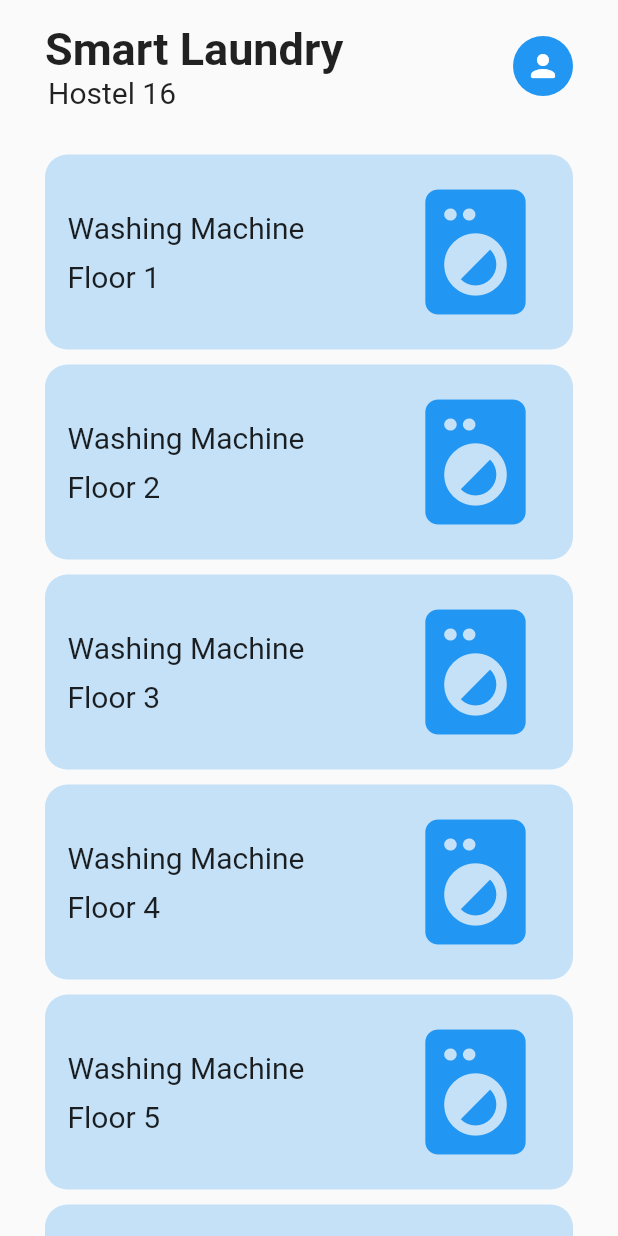
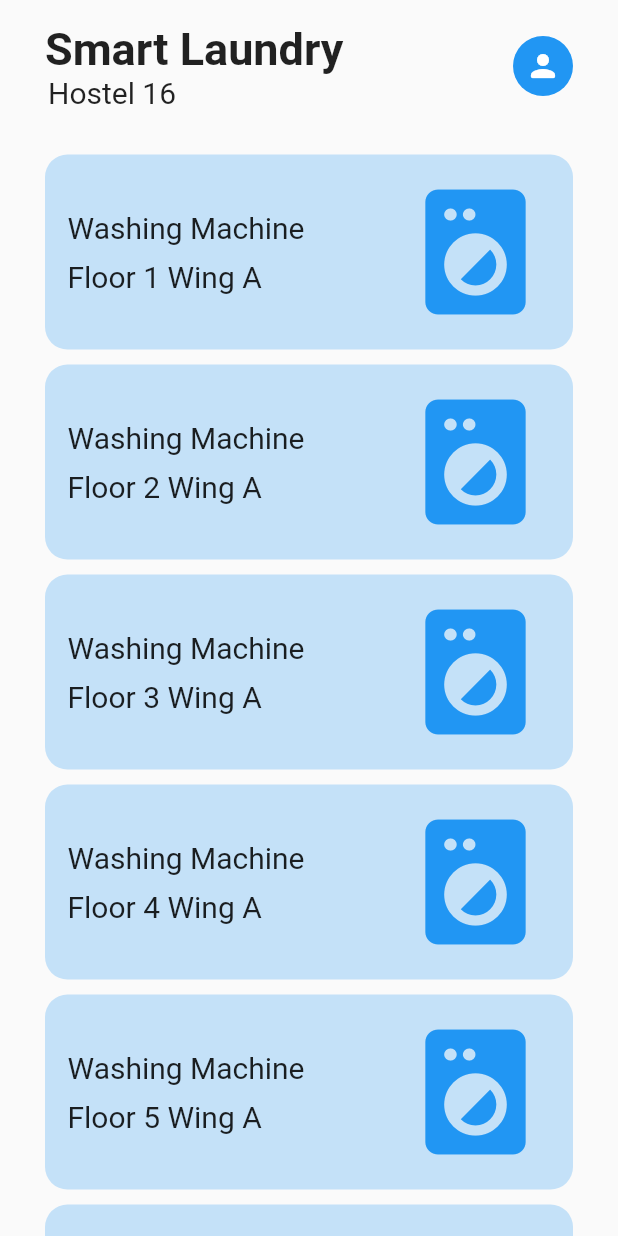
Before and after one commit to abhipaiangle/instix-sl-client, a Flutter app: the screen it shows after launch, on a phone screen of 412 x 824 dp. Run offline on Flutter 3.47's test engine with Material 2 defaults, Android fonts, the phone set to English and light mode, and no system bars; our stand-ins replace custom_sliding_segmented_control, flutter_spinkit, hive_flutter, lottie, numberpicker, shared_preferences and 2 more; missing offline and left inert: direct_select, oauth2; accounts and stored records are empty.

Commit message:
Added Wing in WashingMachine Class

```diff
--- /dev/null
+++ b/lib/APIs/APIConstants.dart
@@ -0,0 +1,2 @@
+const String BASE_URL = "http://127.0.0.1:8000/user/";
+const String LIST_MACHINES_URL = "list_of_machines/";
--- a/lib/classes/WashingMachine.dart
+++ b/lib/classes/WashingMachine.dart
@@ -2,11 +2,13 @@ import 'package:instix_sl_client/classes/Slot.dart';
 
 class WashingMachine {
   String floor;
+  String wing;
   String mac;
   List<Slot> bookedSlots;
   WashingMachine({
     required this.floor,
     required this.mac,
+    required this.wing,
     required this.bookedSlots,
   });
 }
--- a/lib/constants.dart
+++ b/lib/constants.dart
@@ -28,6 +28,7 @@ String RESOURCES_URL =
 String SMART_LAUNDRY = "Smart Laundry";
 String WASHING_MACHINE = "Washing Machine";
 String FLOOR = "Floor";
+String WING = "Wing";
 String HOSTEL = "Hostel";
 String TODAY_BOOKED_SLOTS = "Today's Booked Slots";
 String BOOK_SLOT = "Book a Slot";
--- a/lib/screens/HomePage.dart
+++ b/lib/screens/HomePage.dart
@@ -1,11 +1,17 @@
 import 'package:flutter/material.dart';
+import 'package:flutter_spinkit/flutter_spinkit.dart';
+import 'package:http/http.dart';
+import 'package:instix_sl_client/APIs/APIFunctions.dart';
 import 'package:instix_sl_client/screens/ProfileScreen.dart';
 import 'package:instix_sl_client/screens/WashingMachineScreen.dart';
+import 'package:lottie/lottie.dart';
 import 'package:provider/provider.dart';
 
 import '../classes/WashingMachine.dart';
 import '../constants.dart';
 import '../provider/DataProvider.dart';
+
+bool _loading = false;
 
 class HomePage extends StatefulWidget {
   const HomePage({Key? key}) : super(key: key);
@@ -17,8 +23,24 @@ class HomePage extends StatefulWidget {
 class _HomePageState extends State<HomePage> {
   List<dynamic> machines = [];
 
+  void testFunction() async {
+    setState(() {
+      _loading = true;
+    });
+    print("_loading : $_loading");
+    Response res = await fetchMachines(context, "15");
+    await Future.delayed(Duration(milliseconds: 3000), () {});
+
+    setState(() {
+      _loading = false;
+    });
+    print("_loading : $_loading");
+    // print("RESPONSE = ${res.body}");
+  }
+
   @override
   void initState() {
+    // testFunction();
     super.initState();
   }
 
@@ -91,7 +113,20 @@ class _HomePageState extends State<HomePage> {
             ),
             Expanded(
               child: Container(
-                child: SingleChildScrollView(
+                child: AnimatedSwitcher(
+                  duration: Duration(milliseconds: 250),
+                  child: (_loading)
+                      ? Center(
+                          key: Key("1"),
+                          child: Container(
+                            child: Lottie.asset(
+                              'assets/laundry_animation.json',
+                              repeat: true,
+                            ),
+                          ),
+                        )
+                      : SingleChildScrollView(
+                          key: Key("0"),
                           physics: BouncingScrollPhysics(),
                           child: Consumer<DataProvider>(
                             builder: (context, value, child) => Column(
@@ -101,8 +136,11 @@ class _HomePageState extends State<HomePage> {
                                 value.machines.length,
                                 (index) => WashingMachineTile(
                                   floor: value.machines[index].floor,
-                          bookedSlots: value.machines[index].bookedSlots,
+                                  bookedSlots:
+                                      value.machines[index].bookedSlots,
                                   macId: value.machines[index].mac,
+                                  wing: value.machines[index].wing,
+                                ),
                               ),
                             ),
                           ),
@@ -121,11 +159,13 @@ class WashingMachineTile extends StatefulWidget {
   String floor;
   List<dynamic> bookedSlots;
   String macId;
+  String wing;
   WashingMachineTile({
     Key? key,
     required this.macId,
     required this.bookedSlots,
     required this.floor,
+    required this.wing,
   }) : super(key: key);
 
   @override
@@ -177,7 +217,7 @@ class _WashingMachineTileState extends State<WashingMachineTile> {
                   Container(
                     margin: EdgeInsets.symmetric(vertical: 5),
                     child: Text(
-                      "$FLOOR ${widget.floor}",
+                      "$FLOOR ${widget.floor} $WING ${widget.wing}",
                       style: TextStyle(fontSize: 20),
                     ),
                   ),
--- a/lib/screens/MainScreen.dart
+++ b/lib/screens/MainScreen.dart
@@ -229,6 +229,7 @@ class MainScreenSplashState extends State<MainScreenSplash> {
           WashingMachine(
             floor: machines[i]["floor"],
             mac: machines[i]["macId"],
+            wing: "A",
             bookedSlots: slots,
           ),
         );
--- a/pubspec.yaml
+++ b/pubspec.yaml
@@ -47,6 +47,7 @@ dependencies:
   provider: ^6.0.3
   path_provider: ^2.0.11
   lottie: ^1.3.0
+  flutter_spinkit: ^5.1.0
 
 dev_dependencies:
   flutter_test:
```
Also changed, not shown: lib/APIs/APIFunctions.dart (added, +13 -0 lines), lib/provider/DataProvider.dart (+13 -1 lines), pubspec.lock. Lines whose indentation alone changed are shown as unchanged.
